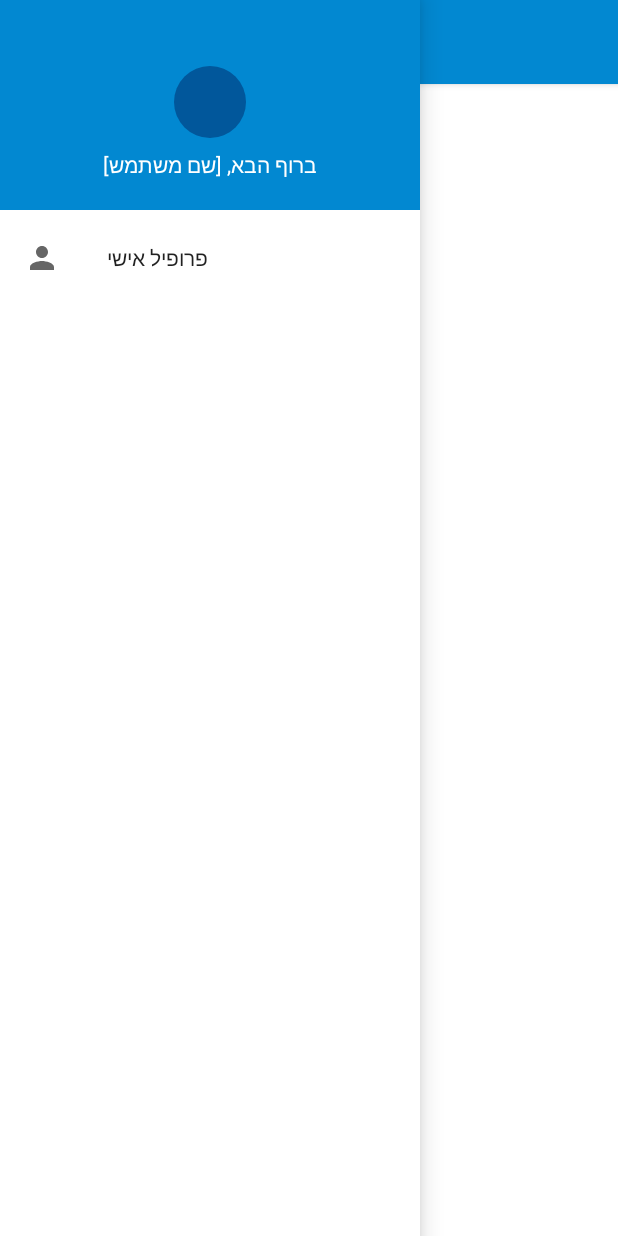
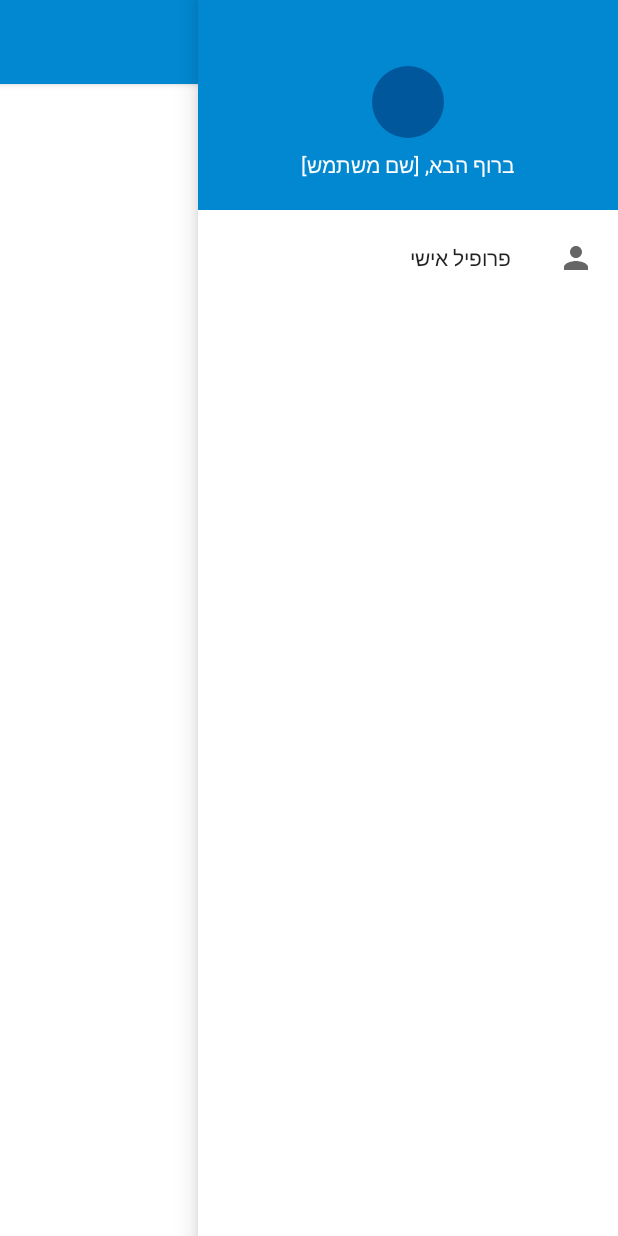
Before and after one commit to tomgoldman11/kindergarten-androidPublic, an Android app: the AdminMainActivity screen opened directly, with no data from a screen before it, with the side drawer open, on a phone screen of 412 x 824 dp. Run offline under Robolectric (Android 15) with nearby library versions, the light colour scheme and no system bars.

Commit message:
add force RTL

```diff
--- a/app/src/main/java/il/co/grauman/kindergarten/activities/common/BaseDrawerActivity.java
+++ b/app/src/main/java/il/co/grauman/kindergarten/activities/common/BaseDrawerActivity.java
@@ -15,6 +15,7 @@ import android.widget.ImageView;
 import android.widget.TextView;
 
 import il.co.grauman.kindergarten.R;
+import il.co.grauman.kindergarten.utils.Util;
 
 @SuppressLint("Registered")
 public class BaseDrawerActivity extends AppCompatActivity implements NavigationView.OnNavigationItemSelectedListener {
@@ -26,6 +27,7 @@ public class BaseDrawerActivity extends AppCompatActivity implements NavigationV
     @Override
     protected void onCreate(@Nullable Bundle savedInstanceState) {
         super.onCreate(savedInstanceState);
+        Util.setRtl(this, "he");
     }
 
     @NonNull
@@ -55,6 +57,7 @@ public class BaseDrawerActivity extends AppCompatActivity implements NavigationV
 
         getNavigationView().inflateMenu(getDrawerMenu());
         toggle = new ActionBarDrawerToggle(this, drawer, toolbar, R.string.navigation_drawer_open, R.string.navigation_drawer_close);
+        toggle.setDrawerIndicatorEnabled(true);
         drawer.addDrawerListener(toggle);
         toggle.syncState();
         navigationView.setNavigationItemSelectedListener(this);
--- /dev/null
+++ b/app/src/main/java/il/co/grauman/kindergarten/utils/Util.java
@@ -0,0 +1,46 @@
+package il.co.grauman.kindergarten.utils;
+
+import android.annotation.TargetApi;
+import android.content.Context;
+import android.content.res.Configuration;
+import android.content.res.Resources;
+import android.os.Build;
+import android.util.Log;
+
+import java.util.Locale;
+
+import il.co.grauman.kindergarten.activities.common.BaseDrawerActivity;
+
+public class Util {
+    private static final String TAG = Util.class.getSimpleName();
+
+    @SuppressWarnings("deprecation")
+    private static void setSystemLocaleLegacy(Configuration config, Locale locale) {
+        config.locale = locale;
+        try {
+            config.setLayoutDirection(locale);
+        } catch (Exception e) {
+            Log.e(TAG, "setSystemLocaleLegacy()", e);
+        }
+    }
+
+    @TargetApi(Build.VERSION_CODES.N)
+    private static void setSystemLocale(Configuration config, Locale locale) {
+        config.setLocale(locale);
+        config.setLayoutDirection(locale);
+    }
+
+    public static void setRtl(Context context, String languageCode) {
+        Resources res = context.getResources();
+        Locale locale = new Locale(languageCode);
+        Locale.setDefault(locale);
+        Configuration config = res.getConfiguration();
+        if (Build.VERSION.SDK_INT >= Build.VERSION_CODES.N) {
+            setSystemLocale(config, locale);
+        } else {
+            setSystemLocaleLegacy(config, locale);
+        }
+        res.updateConfiguration(config,
+                context.getResources().getDisplayMetrics());
+    }
+}
```
